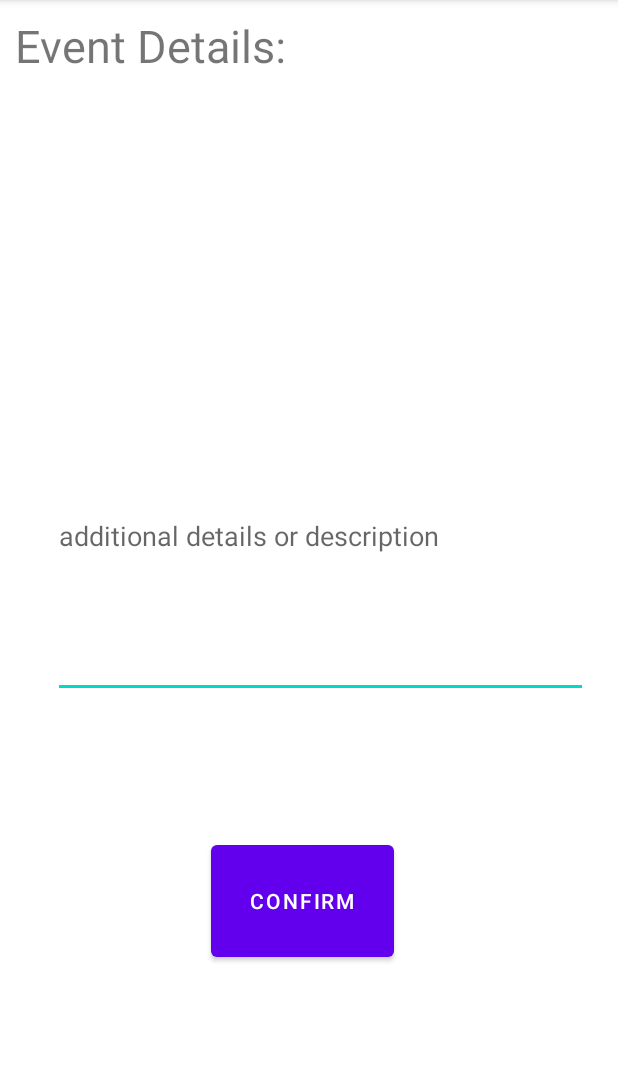
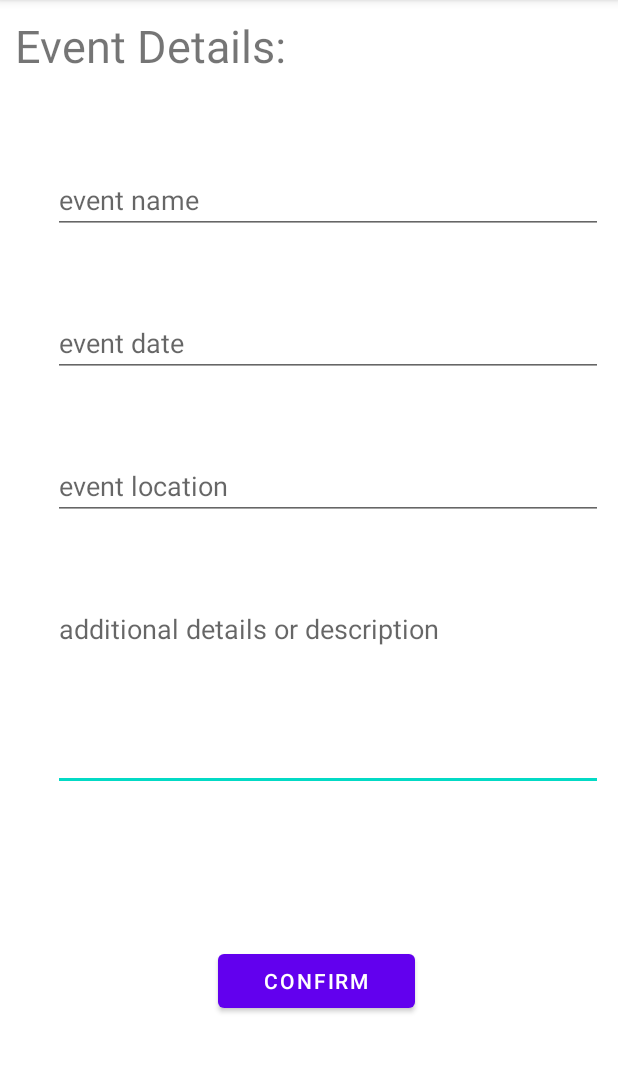
Before and after one commit to brikyem/GuestBook, an Android app: the HomepageActivity screen opened directly, with no data from a screen before it, after a tap on "CREATE EVENT", on a phone screen of 412 x 824 dp, the part 84-1157 px from its top. Run offline under Robolectric (Android 15) with nearby library versions, the phone set to English and light mode, and no system bars; libraries missing offline, so code that uses them is left out: com.parse.

Commit message:
event details and navigation

```diff
--- a/app/src/main/AndroidManifest.xml
+++ b/app/src/main/AndroidManifest.xml
@@ -15,8 +15,8 @@
         android:theme="@style/Theme.GuestBook"
         android:usesCleartextTraffic="true">
         <activity android:name=".TimelineActivity"></activity>
-        <activity android:name=".EventDetails" />
-        <activity android:name=".MainActivity_1" />
+        <activity android:name=".EventDetailsActivity" />
+        <activity android:name=".HomepageActivity" />
         <activity
             android:name=".LoginActivity"
             android:label="@string/app_name">
--- a/app/src/main/java/com/example/guestbook/EventDetails.java
+++ /dev/null
@@ -1,43 +0,0 @@
-package com.example.guestbook;
-
-import androidx.appcompat.app.AppCompatActivity;
-
-import android.content.Intent;
-import android.os.Bundle;
-import android.text.Editable;
-import android.view.View;
-import android.widget.Button;
-import android.widget.EditText;
-import android.widget.TextView;
-
-public class EventDetails extends AppCompatActivity {
-
-    private Button confirm;
-    private EditText addDetails;
-
-    @Override
-    protected void onCreate(Bundle savedInstanceState) {
-
-        super.onCreate(savedInstanceState);
-        setContentView(R.layout.event_details);
-
-        confirm = findViewById(R.id.btnConfirm);
-        addDetails = findViewById(R.id.etAddDetails);
-
-        confirm.setOnClickListener(new View.OnClickListener() {
-            @Override
-            public void onClick(View v) {
-                String myDetails = addDetails.getText().toString();
-                goToTimeline(myDetails);
-            }
-        });
-    }
-
-    private void goToTimeline(String myDetails) {
-
-        Intent i = new Intent(this, TimelineActivity.class);
-        i.putExtra("details", myDetails);
-        startActivity(i);
-        finish();
-    }
-}
--- /dev/null
+++ b/app/src/main/java/com/example/guestbook/EventDetailsActivity.java
@@ -0,0 +1,54 @@
+package com.example.guestbook;
+
+import androidx.appcompat.app.AppCompatActivity;
+
+import android.annotation.SuppressLint;
+import android.content.Intent;
+import android.os.Bundle;
+import android.view.View;
+import android.widget.Button;
+import android.widget.EditText;
+import android.widget.TextView;
+
+public class EventDetailsActivity extends AppCompatActivity {
+
+    private TextView etEventName;
+    private TextView etEventDate;
+    private TextView etEventLocation;
+    private TextView etAddDetails;
+    private Button btnConfirm;
+
+    @Override
+    protected void onCreate(Bundle savedInstanceState) {
+
+        super.onCreate(savedInstanceState);
+        setContentView(R.layout.activity_event_details);
+
+        etEventName = findViewById(R.id.etEventName);
+        etEventDate = findViewById(R.id.etEventDate);
+        etEventLocation = findViewById(R.id.etEventLocation);
+        etAddDetails = findViewById(R.id.etAddDetails);
+        btnConfirm = findViewById(R.id.btnConfirm);
+
+        btnConfirm.setOnClickListener(new View.OnClickListener() {
+            @Override
+            public void onClick(View v) {
+                String eventName = etEventName.getText().toString();
+                String eventDate = etEventDate.getText().toString();
+                String eventLocation = etEventLocation.getText().toString();
+                String eventDetails = etAddDetails.getText().toString();
+                goToTimeline(eventName, eventDate, eventLocation, eventDetails);
+            }
+        });
+    }
+
+    private void goToTimeline(String eventName, String eventDate, String eventLocation, String eventDetails) {
+        Intent i = new Intent(this, TimelineActivity.class);
+        i.putExtra("eventname", eventName);
+        i.putExtra("eventdate", eventDate);
+        i.putExtra("eventlocation", eventLocation);
+        i.putExtra("eventdetails", eventDetails);
+        startActivity(i);
+        finish();
+    }
+}
--- a/app/src/main/java/com/example/guestbook/MainActivity_1.java
+++ b/app/src/main/java/com/example/guestbook/HomepageActivity.java
@@ -15,20 +15,17 @@ import androidx.appcompat.app.AppCompatActivity;
 
 import android.os.Bundle;
 
-import android.app.Activity;
 import android.content.Intent;
-import android.os.Bundle;
 import android.view.Menu;
 import android.view.MenuItem;
 import android.view.View;
 import android.widget.Button;
 
-import androidx.annotation.Nullable;
 import androidx.appcompat.app.ActionBar;
 
 import com.parse.ParseUser;
 
-public class MainActivity_1 extends AppCompatActivity {
+public class HomepageActivity extends AppCompatActivity {
 
     public static final String TAG = "MainActivity";
     private Button btnCreate;
@@ -39,7 +36,7 @@ public class MainActivity_1 extends AppCompatActivity {
     protected void onCreate(Bundle savedInstanceState) {
 
         super.onCreate(savedInstanceState);
-        setContentView(R.layout.activity_main);
+        setContentView(R.layout.activity_homepage);
         ActionBar actionBar;
         //TODO: fix error
         //TODO: Update appearance of ActionBar to have custom font
@@ -59,7 +56,7 @@ public class MainActivity_1 extends AppCompatActivity {
     }
 
     private void openEvent() {
-        Intent i = new Intent(this, EventDetails.class);
+        Intent i = new Intent(this, EventDetailsActivity.class);
         startActivity(i);
         finish();
     }
--- a/app/src/main/java/com/example/guestbook/LoginActivity.java
+++ b/app/src/main/java/com/example/guestbook/LoginActivity.java
@@ -1,30 +1,16 @@
 package com.example.guestbook;
-
-import android.app.Activity;
-
-import androidx.lifecycle.Observer;
-import androidx.lifecycle.ViewModelProvider;
 
 import android.content.Intent;
 import android.os.Bundle;
 
-import androidx.annotation.Nullable;
-import androidx.annotation.StringRes;
 import androidx.appcompat.app.AppCompatActivity;
 
-import android.text.Editable;
-import android.text.TextWatcher;
 import android.util.Log;
-import android.view.KeyEvent;
 import android.view.View;
-import android.view.inputmethod.EditorInfo;
 import android.widget.Button;
 import android.widget.EditText;
-import android.widget.ProgressBar;
-import android.widget.TextView;
 import android.widget.Toast;
 
-import com.example.guestbook.R;
 import com.parse.LogInCallback;
 import com.parse.ParseException;
 import com.parse.ParseUser;
@@ -109,7 +95,7 @@ public class LoginActivity extends AppCompatActivity {
         });
     }
     private void goMainActivity() {
-        Intent i = new Intent(this, MainActivity_1.class);
+        Intent i = new Intent(this, HomepageActivity.class);
         startActivity(i);
         finish();
     }
--- a/app/src/main/java/com/example/guestbook/compose.java
+++ /dev/null
@@ -1,6 +0,0 @@
-package com.example.guestbook;
-
-import android.app.Activity;
-
-public class compose extends Activity {
-}
--- a/app/src/main/res/layout/compose.xml
+++ b/app/src/main/res/layout/activity_compose.xml
@@ -4,7 +4,7 @@
     xmlns:tools="http://schemas.android.com/tools"
     android:layout_width="match_parent"
     android:layout_height="match_parent"
-    tools:context=".compose"
+    tools:context=".ComposeActivity"
     android:orientation="vertical">
 
     <EditText
--- /dev/null
+++ b/app/src/main/res/layout/activity_event_details.xml
@@ -0,0 +1,87 @@
+<?xml version="1.0" encoding="utf-8"?>
+<RelativeLayout
+    xmlns:android="http://schemas.android.com/apk/res/android"
+    xmlns:tools="http://schemas.android.com/tools"
+    android:layout_width="match_parent"
+    android:layout_height="match_parent">
+
+    <TextView
+        android:id="@+id/tvEventDetails"
+        android:layout_width="match_parent"
+        android:layout_height="wrap_content"
+        android:layout_margin="10dp"
+        android:text="Event Details:"
+        android:textSize="30sp"
+        tools:layout_editor_absoluteX="49dp"
+        tools:layout_editor_absoluteY="112dp" />
+
+    <EditText
+        android:id="@+id/etAddDetails"
+        android:layout_width="match_parent"
+        android:layout_height="wrap_content"
+        android:layout_below="@+id/etEventLocation"
+        android:layout_alignStart="@+id/tvEventDetails"
+        android:layout_alignParentEnd="true"
+        android:layout_marginStart="25dp"
+        android:layout_marginTop="50dp"
+        android:layout_marginEnd="10dp"
+        android:ems="10"
+        android:gravity="start|top"
+        android:hint="additional details or description"
+        android:inputType="textMultiLine"
+        android:lines="5" />
+
+    <Button
+        android:id="@+id/btnConfirm"
+        android:layout_width="wrap_content"
+        android:layout_height="wrap_content"
+        android:layout_alignStart="@+id/etAddDetails"
+        android:layout_alignEnd="@+id/etAddDetails"
+        android:layout_alignParentBottom="true"
+        android:layout_marginStart="110dp"
+        android:layout_marginEnd="125dp"
+        android:layout_marginBottom="90dp"
+        android:text="Confirm" />
+
+    <EditText
+        android:id="@+id/etEventName"
+        android:layout_width="wrap_content"
+        android:layout_height="wrap_content"
+        android:layout_below="@+id/tvEventDetails"
+        android:layout_alignStart="@+id/tvEventDetails"
+        android:layout_alignParentEnd="true"
+        android:layout_marginStart="25dp"
+        android:layout_marginTop="50dp"
+        android:layout_marginEnd="10dp"
+        android:ems="10"
+        android:hint="event name"
+        android:inputType="text" />
+
+    <EditText
+        android:id="@+id/etEventDate"
+        android:layout_width="wrap_content"
+        android:layout_height="wrap_content"
+        android:layout_below="@+id/etEventName"
+        android:layout_alignStart="@+id/tvEventDetails"
+        android:layout_alignParentEnd="true"
+        android:layout_marginStart="25dp"
+        android:layout_marginTop="50dp"
+        android:layout_marginEnd="10dp"
+        android:ems="10"
+        android:hint="event date"
+        android:inputType="text" />
+
+    <EditText
+        android:id="@+id/etEventLocation"
+        android:layout_width="wrap_content"
+        android:layout_height="wrap_content"
+        android:layout_below="@+id/etEventDate"
+        android:layout_alignStart="@+id/tvEventDetails"
+        android:layout_alignParentEnd="true"
+        android:layout_marginStart="25dp"
+        android:layout_marginTop="50dp"
+        android:layout_marginEnd="10dp"
+        android:ems="10"
+        android:hint="event location"
+        android:inputType="text" />
+</RelativeLayout>
--- a/app/src/main/res/layout/event_details.xml
+++ /dev/null
@@ -1,89 +0,0 @@
-<?xml version="1.0" encoding="utf-8"?>
-<RelativeLayout
-    xmlns:android="http://schemas.android.com/apk/res/android"
-    xmlns:tools="http://schemas.android.com/tools"
-    android:layout_width="match_parent"
-    android:layout_height="match_parent">
-
-    <TextView
-        android:id="@+id/tvEventDetails"
-        android:layout_width="match_parent"
-        android:layout_height="wrap_content"
-        android:layout_margin="10dp"
-        android:text="Event Details:"
-        android:textSize="30sp"
-        tools:layout_editor_absoluteX="49dp"
-        tools:layout_editor_absoluteY="112dp" />
-
-    <TextView
-        android:id="@+id/tvEventName"
-        android:layout_width="match_parent"
-        android:layout_height="wrap_content"
-        android:layout_below="@+id/tvEventDetails"
-        android:layout_alignStart="@+id/tvEventDetails"
-        android:layout_alignEnd="@+id/tvEventDetails"
-        android:layout_marginStart="25dp"
-        android:layout_marginTop="50dp"
-        android:layout_marginEnd="10dp"
-        android:inputType="text"
-        android:textSize="18sp"
-        tools:text="event name" />
-
-    <TextView
-        android:id="@+id/tvEventDate"
-        android:layout_width="match_parent"
-        android:layout_height="wrap_content"
-        android:layout_below="@+id/tvEventName"
-        android:layout_alignStart="@+id/tvEventDetails"
-        android:layout_alignParentEnd="true"
-        android:layout_marginStart="25dp"
-        android:layout_marginTop="50dp"
-        android:layout_marginEnd="10dp"
-        android:inputType="date"
-        android:textSize="18sp"
-        tools:text="event date" />
-
-    <TextView
-        android:id="@+id/tvEventLocation"
-        android:layout_width="match_parent"
-        android:layout_height="wrap_content"
-        android:layout_below="@+id/tvEventDate"
-        android:layout_alignStart="@+id/tvEventDetails"
-        android:layout_alignEnd="@+id/tvEventDetails"
-        android:layout_marginStart="25dp"
-        android:layout_marginTop="50dp"
-        android:layout_marginEnd="10dp"
-        android:inputType="textPostalAddress"
-        android:textSize="18sp"
-        tools:text="event location" />
-
-    <EditText
-        android:id="@+id/etAddDetails"
-        android:layout_width="match_parent"
-        android:layout_height="wrap_content"
-        android:layout_below="@+id/tvEventLocation"
-        android:layout_alignStart="@+id/tvEventDetails"
-        android:layout_alignEnd="@+id/tvEventDetails"
-        android:layout_marginStart="25dp"
-        android:layout_marginTop="50dp"
-        android:layout_marginEnd="10dp"
-        android:ems="10"
-        android:gravity="start|top"
-        android:hint="additional details or description"
-        android:inputType="textMultiLine"
-        android:lines="5" />
-
-    <Button
-        android:id="@+id/btnConfirm"
-        android:layout_width="124dp"
-        android:layout_height="wrap_content"
-        android:layout_below="@+id/etAddDetails"
-        android:layout_alignStart="@+id/etAddDetails"
-        android:layout_alignEnd="@+id/etAddDetails"
-        android:layout_alignParentBottom="true"
-        android:layout_marginStart="105dp"
-        android:layout_marginTop="92dp"
-        android:layout_marginEnd="129dp"
-        android:layout_marginBottom="124dp"
-        android:text="Confirm" />
-</RelativeLayout>
```
Also changed, not shown: app/src/main/java/com/example/guestbook/ComposeActivity.java (added, +15 -0 lines), app/src/main/java/com/example/guestbook/TimelineActivity.java (+36 -5 lines), app/src/main/res/layout/activity_timeline.xml (added, +77 -0 lines), app/src/main/res/layout/timeline.xml (deleted, +0 -24 lines), app/src/main/res/layout/activity_homepage.xml (renamed from app/src/main/res/layout/activity_main.xml).
